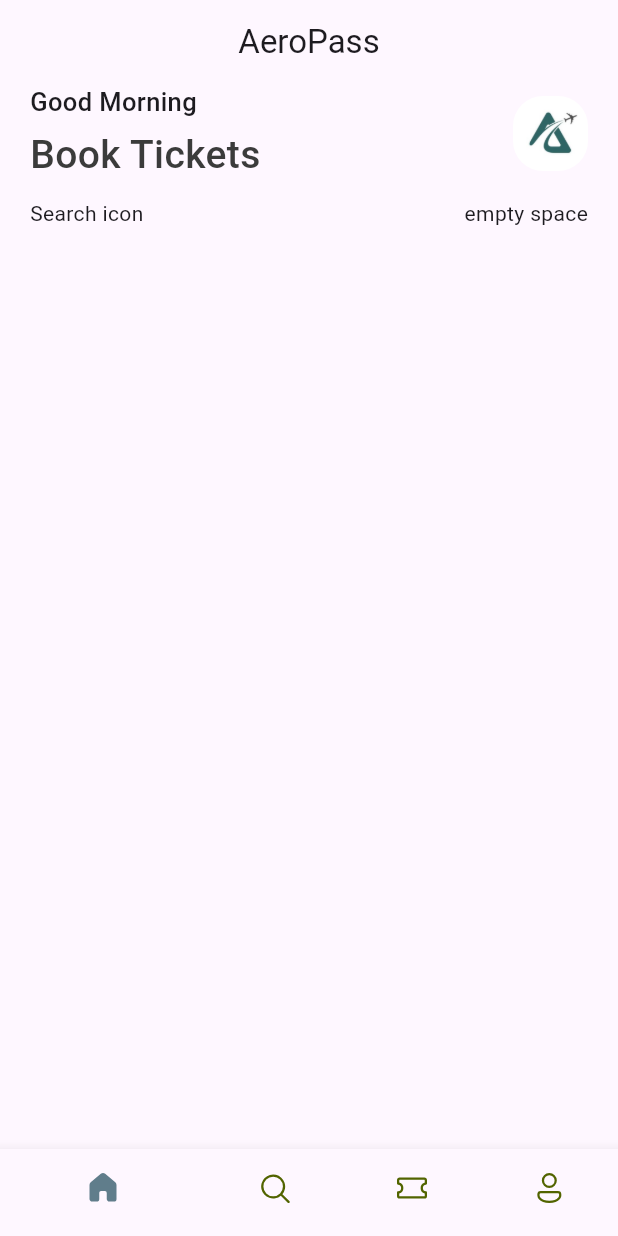
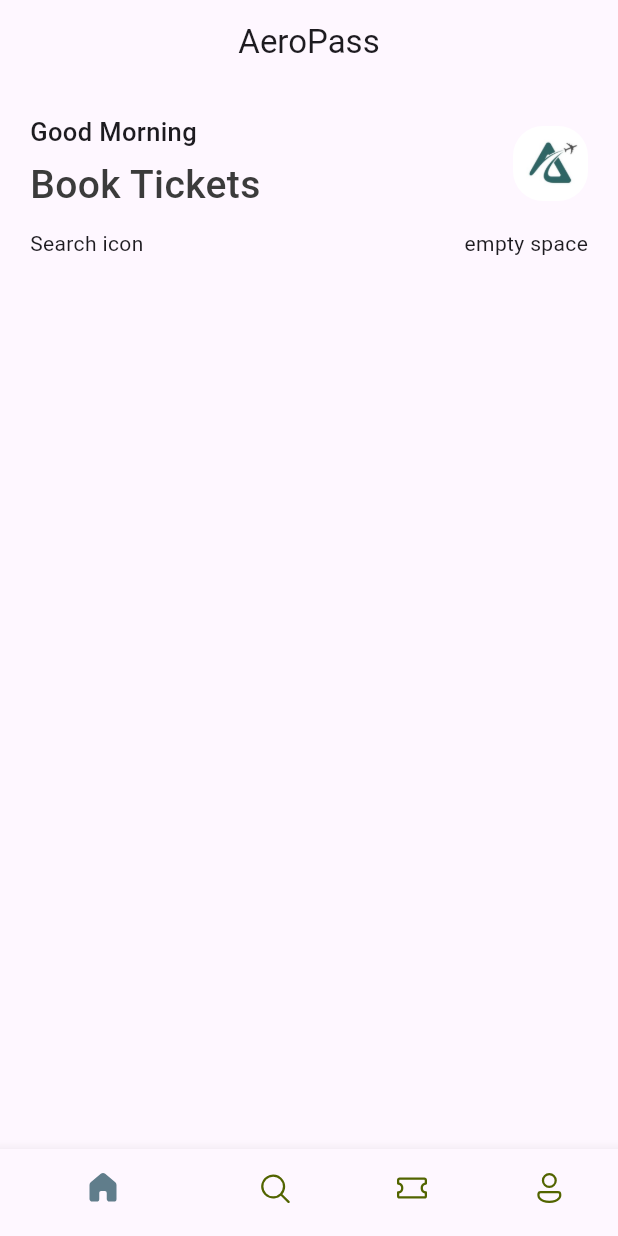
Before and after one commit to Zyzenmax/Aventoura-App, a Flutter app: the screen it shows after launch, on a phone screen of 412 x 824 dp. Run offline on Flutter 3.47's test engine with Material 3 defaults, Android fonts, the phone set to English and light mode, and no system bars; our stand-ins replace fluentui_icons.

```diff
--- /dev/null
+++ b/ticket_app/lib/base/res/media.dart
@@ -0,0 +1,6 @@
+class AppMedia {
+  // ignore: unused_field
+  static const _baseImage = "assets/images";
+  // ignore: unused_field
+  static const logo = "$_baseImage/AirPlane.jpeg";
+}
--- a/ticket_app/lib/main.dart
+++ b/ticket_app/lib/main.dart
@@ -2,8 +2,6 @@ import 'package:flutter/material.dart';
 import 'package:ticket_app/base/bottom_nav_bar.dart';
 
 void main() {
-  var myList = ["Flutter", "PHP", "Laravel"];
-  print("${myList[1]}");
   runApp(const MyApp());
 }
 
@@ -12,7 +10,8 @@ class MyApp extends StatelessWidget {
 
   @override
   Widget build(BuildContext context) {
-    return MaterialApp(
+    return const MaterialApp(
+      debugShowCheckedModeBanner: false,
       home: BottomNavBar(),
     );
   }
--- a/ticket_app/lib/screens/home_screens.dart
+++ b/ticket_app/lib/screens/home_screens.dart
@@ -1,5 +1,6 @@
 import 'package:flutter/material.dart';
 import 'package:flutter/cupertino.dart';
+import 'package:ticket_app/base/res/media.dart';
 import 'package:ticket_app/base/res/styles/app_styles.dart';
 
 class HomeScreen extends StatelessWidget {
@@ -13,7 +14,8 @@ class HomeScreen extends StatelessWidget {
       body: ListView(
         children: [
           Container(
-            padding: const EdgeInsetsDirectional.symmetric(horizontal: 20),
+            padding: const EdgeInsetsDirectional.symmetric(
+                horizontal: 20, vertical: 20),
             child: Column(
               children: [
                 Row(
@@ -38,8 +40,7 @@ class HomeScreen extends StatelessWidget {
                       decoration: BoxDecoration(
                           borderRadius: BorderRadius.circular(20),
                           image: const DecorationImage(
-                              image:
-                                  AssetImage("assets/images/AirPlane.jpeg"))),
+                              image: AssetImage(AppMedia.logo))),
                     )
                   ],
                 ),
```
